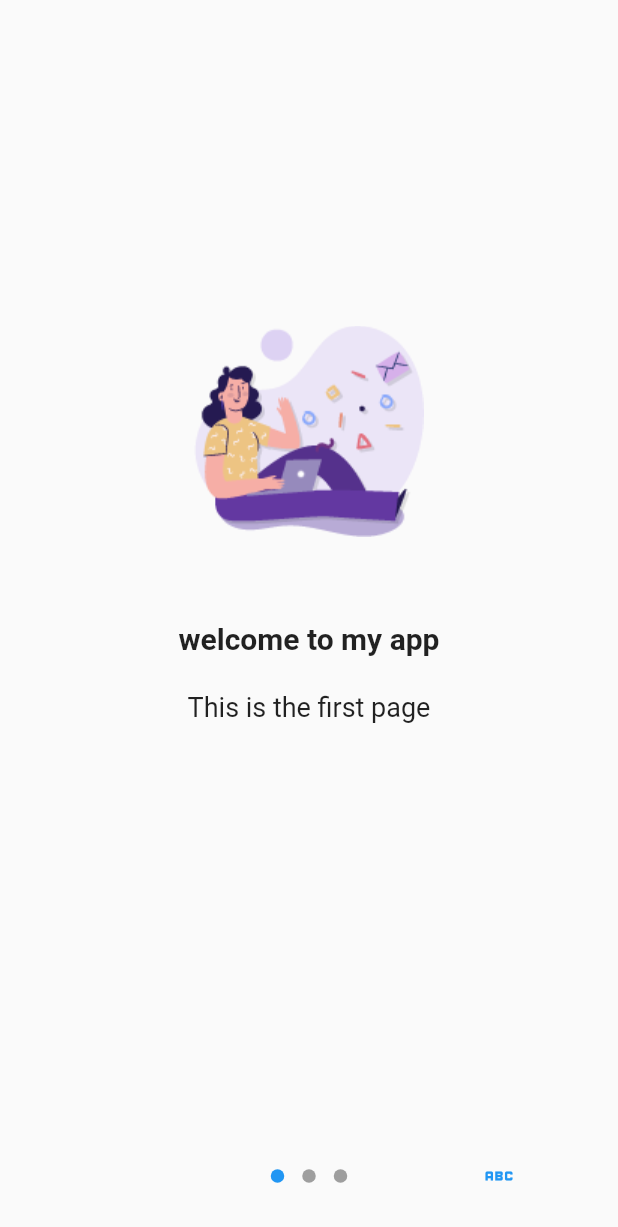
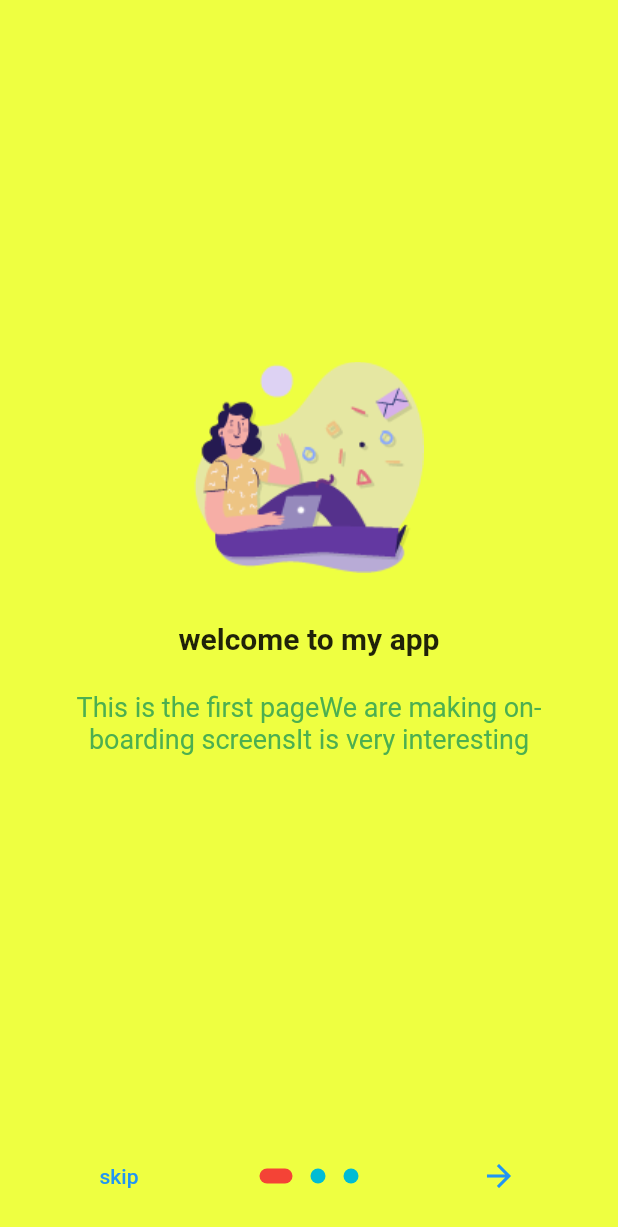
Before and after one commit to moonyah/summer_practice_app, a Flutter app: the screen it shows after launch, on a phone screen of 412 x 824 dp. Shown: the top 1227 px of the screen. Run offline on Flutter 3.47's test engine with Material 2 defaults, Android fonts, the light colour scheme and no system bars; drawn by our look-alikes of introduction_screen.

Commit message:
On-boarding screen

```diff
--- a/lib/main.dart
+++ b/lib/main.dart
@@ -28,13 +28,18 @@ class MyPage extends StatelessWidget {
       ),
       body: Center(
         child: Column(
+          mainAxisAlignment: MainAxisAlignment.center,
           children: [
             const Text(
               'Main Screen',
               style: TextStyle(fontWeight: FontWeight.bold, fontSize: 25),
             ),
             ElevatedButton(
-                onPressed: () {}, child: const Text('Go to onboarding screen'))
+                onPressed: () {
+                  Navigator.of(context).pushReplacement(
+                      MaterialPageRoute(builder: (context) => const OnBoardingPage()));
+                },
+                child: const Text('Go to onboarding screen'))
           ],
         ),
       ),
--- a/lib/onboarding.dart
+++ b/lib/onboarding.dart
@@ -10,31 +10,59 @@ class OnBoardingPage extends StatelessWidget {
     return IntroductionScreen(
         pages: [
           // On-boarding screen 은 보통 여러 개
-          PageViewModel(// 각 페이지 구성 담당
-            title: 'welcome to my app',
-            body: 'This is the first page',
-            image: Image.asset('image/page1.png'),
-            decoration: PageDecoration()
-          ),
-          PageViewModel(// 각 페이지 구성 담당
+          PageViewModel(
+              // 각 페이지 구성 담당
               title: 'welcome to my app',
               body: 'This is the first page'
-          ),
-          PageViewModel(// 각 페이지 구성 담당
+                  'We are making on-boarding screens'
+                  'It is very interesting',
+              image: Image.asset('image/page1.png'),
+              decoration: getPageDecoration()),
+          PageViewModel(
+              // 각 페이지 구성 담당
               title: 'welcome to my app',
-              body: 'This is the first page'
-          )
+              body: 'This is the second page'
+                  'We are making on-boarding screens'
+                  'It is very interesting',
+              image: Image.asset('image/page2.png'),
+              decoration: getPageDecoration()),
+          PageViewModel(
+              // 각 페이지 구성 담당
+              title: 'welcome to my app',
+              body: 'This is the third page'
+                  'We are making on-boarding screens'
+                  'It is very interesting',
+              image: Image.asset('image/page3.png'),
+              decoration: getPageDecoration()),
         ],
         done: const Text('done'),
         onDone: () {
           // onPressed 버튼과 유사
           Navigator.of(context)
-              .push(MaterialPageRoute(builder: (context) => const MyPage()));
-        },
-        next: const Icon(Icons.abc_outlined) //바꾸기
-    );
+              .pushReplacement(MaterialPageRoute(builder: (context) => const MyPage()));
+        }, // push 를 pushReplacement 로 변경하면 Main page 에 뒤로가기 버튼이 안 생긴다.
+        next: const Icon(Icons.arrow_forward),//바꾸기
+        showSkipButton: true,
+      skip: const Text('skip'),
+      dotsDecorator: DotsDecorator(
+        color: Colors.cyan,
+        size: const Size(10, 10),
+        activeSize: const Size(22, 10),
+        activeShape: RoundedRectangleBorder(
+          borderRadius: BorderRadius.circular(24)
+        ),
+        activeColor: Colors.red // 활성된 점의 색상
+      ),
+      curve: Curves.bounceOut, // 애니메이션 효과 적용하기
+        );
   }
-  // PageDecoration getPageDecoration(){
-  //
-  // }//클래스에 관련된 내용 만을 다루어야 함
+
+  PageDecoration getPageDecoration() {
+    //클래스에 관련된 내용 만을 다루어야 함
+    return const PageDecoration(
+        titleTextStyle: TextStyle(fontSize: 20, fontWeight: FontWeight.bold),
+        bodyTextStyle: TextStyle(fontSize: 18, color: Colors.green),
+        imagePadding: EdgeInsets.only(top: 40),
+        pageColor: Colors.limeAccent);
+  }
 }
```
